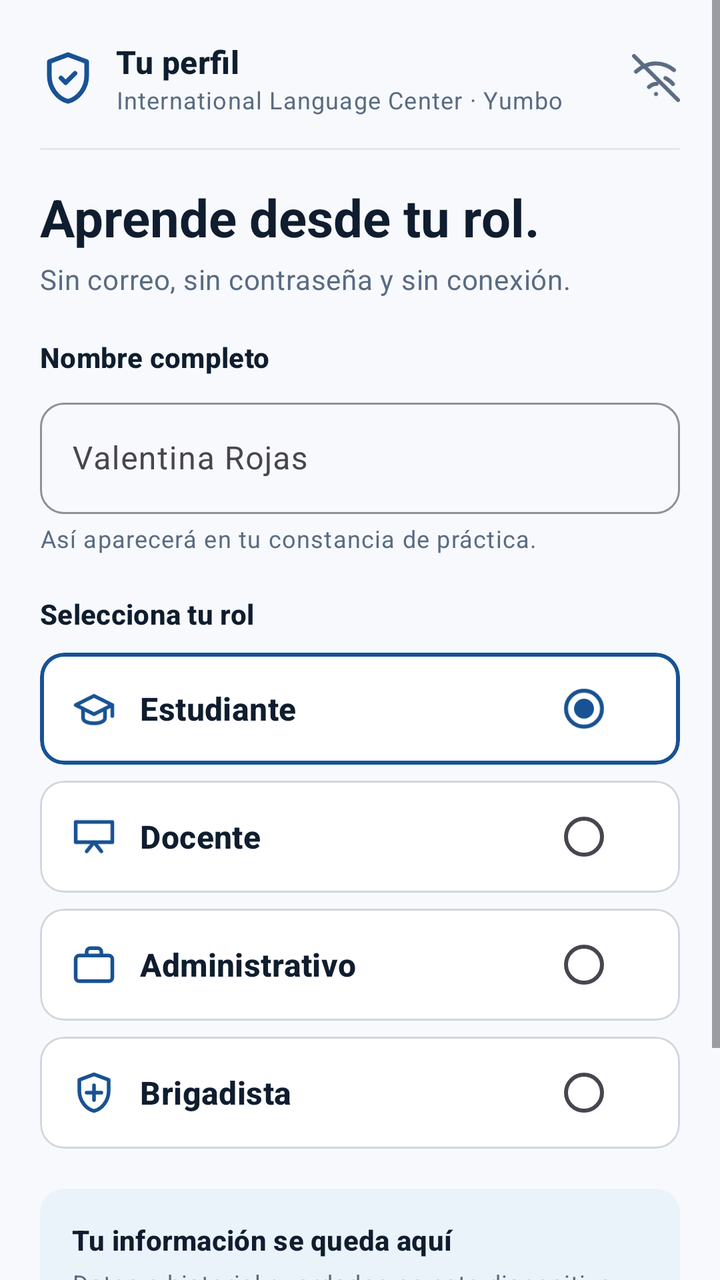
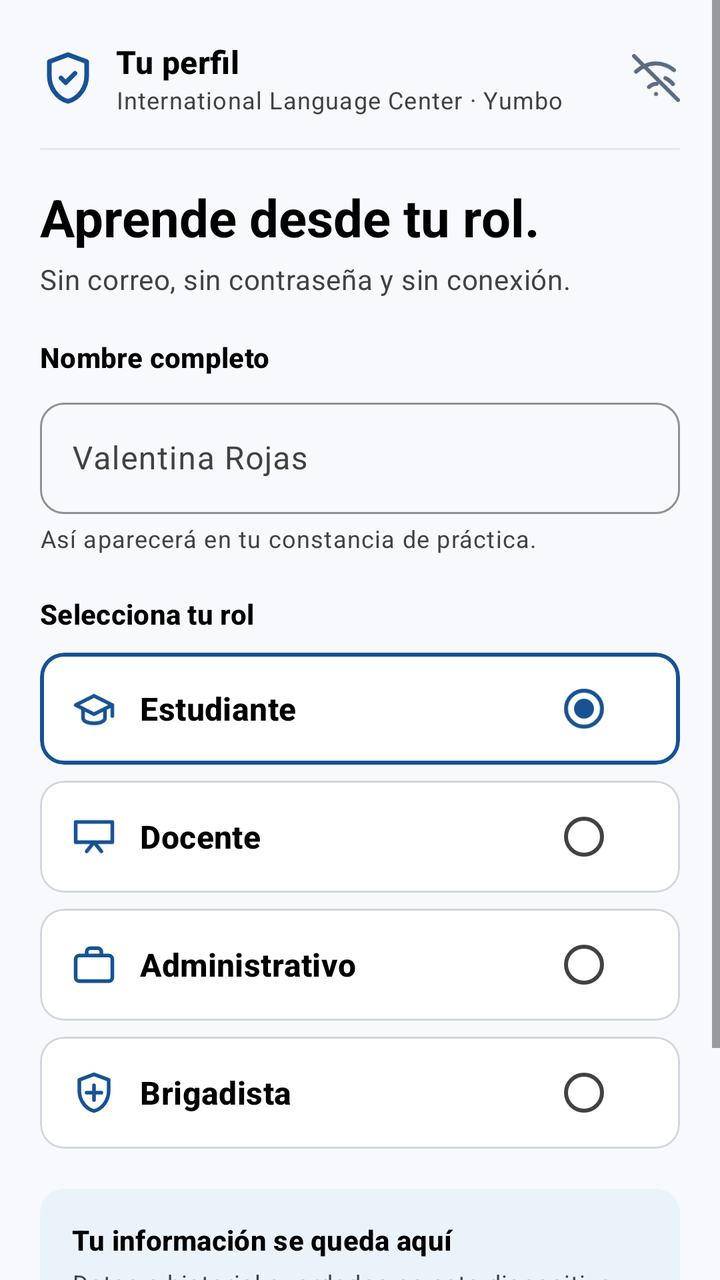

Two renders of the same Android screen: before a commit and after it. Below are the layout's source before the change and the commit's diff.
<!-- AndroidManifest.xml: application theme Theme.CrisisSim -->
<!-- res/layout/fragment_profile_setup.xml -->
<?xml version="1.0" encoding="utf-8"?>
<ScrollView xmlns:android="http://schemas.android.com/apk/res/android"
    xmlns:app="http://schemas.android.com/apk/res-auto"
    xmlns:tools="http://schemas.android.com/tools"
    android:layout_width="match_parent"
    android:layout_height="match_parent"
    android:background="@color/background_light"
    android:fillViewport="true"
    tools:context=".presentation.ui.profile.ProfileSetupFragment">

    <LinearLayout
        android:layout_width="match_parent"
        android:layout_height="wrap_content"
        android:orientation="vertical"
        android:padding="20dp">

        
        <LinearLayout
            android:layout_width="match_parent"
            android:layout_height="wrap_content"
            android:gravity="center_vertical"
            android:orientation="horizontal"
            android:paddingBottom="16dp">

            <ImageView
                android:layout_width="28dp"
                android:layout_height="28dp"
                android:contentDescription="@string/profile_header_title"
                android:src="@drawable/ic_shield" />

            <LinearLayout
                android:layout_width="0dp"
                android:layout_height="wrap_content"
                android:layout_marginStart="10dp"
                android:layout_weight="1"
                android:orientation="vertical">

                <TextView
                    android:layout_width="wrap_content"
                    android:layout_height="wrap_content"
                    android:text="@string/profile_header_title"
                    android:textAppearance="?attr/textAppearanceTitleMedium"
                    android:textColor="@color/text_primary"
                    android:textStyle="bold" />

                <TextView
                    android:layout_width="wrap_content"
                    android:layout_height="wrap_content"
                    android:text="@string/app_subtitle"
                    android:textAppearance="?attr/textAppearanceBodySmall"
                    android:textColor="@color/text_secondary" />
            </LinearLayout>

            <ImageView
                android:layout_width="24dp"
                android:layout_height="24dp"
                android:contentDescription="@string/badge_offline"
                android:src="@drawable/ic_offline" />
        </LinearLayout>

        <View
            android:layout_width="match_parent"
            android:layout_height="1dp"
            android:layout_marginBottom="16dp"
            android:background="#E2E8F0" />

        
        <TextView
            android:layout_width="match_parent"
            android:layout_height="wrap_content"
            android:text="@string/profile_title"
            android:textAppearance="?attr/textAppearanceHeadlineMedium"
            android:textColor="@color/text_primary"
            android:textSize="26sp"
            android:textStyle="bold" />

        
        <TextView
            android:layout_width="match_parent"
            android:layout_height="wrap_content"
            android:layout_marginTop="4dp"
            android:text="@string/profile_subtitle"
            android:textAppearance="?attr/textAppearanceBodyMedium"
            android:textColor="@color/text_secondary" />

        
        <TextView
            android:layout_width="match_parent"
            android:layout_height="wrap_content"
            android:layout_marginTop="20dp"
            android:text="@string/profile_name_label"
            android:textAppearance="?attr/textAppearanceTitleSmall"
            android:textColor="@color/text_primary"
            android:textStyle="bold" />

        <com.google.android.material.textfield.TextInputLayout
            android:id="@+id/til_name"
            style="?attr/textInputOutlinedStyle"
            android:layout_width="match_parent"
            android:layout_height="wrap_content"
            android:layout_marginTop="8dp"
            app:boxCornerRadiusBottomEnd="12dp"
            app:boxCornerRadiusBottomStart="12dp"
            app:boxCornerRadiusTopEnd="12dp"
            app:boxCornerRadiusTopStart="12dp"
            app:boxStrokeColor="@color/primary">

            <com.google.android.material.textfield.TextInputEditText
                android:id="@+id/et_name"
                android:layout_width="match_parent"
                android:layout_height="wrap_content"
                android:hint="@string/profile_name_hint"
                android:inputType="textPersonName|textCapWords"
                android:maxLength="50"
                android:singleLine="true" />
        </com.google.android.material.textfield.TextInputLayout>

        <TextView
            android:layout_width="match_parent"
            android:layout_height="wrap_content"
            android:layout_marginTop="4dp"
            android:text="@string/profile_name_caption"
            android:textAppearance="?attr/textAppearanceBodySmall"
            android:textColor="@color/text_secondary" />

        
        <TextView
            android:layout_width="match_parent"
            android:layout_height="wrap_content"
            android:layout_marginTop="20dp"
            android:text="@string/profile_role_label"
            android:textAppearance="?attr/textAppearanceTitleSmall"
            android:textColor="@color/text_primary"
            android:textStyle="bold" />

        
        <com.google.android.material.card.MaterialCardView
            android:id="@+id/card_role_student"
            android:layout_width="match_parent"
            android:layout_height="56dp"
            android:layout_marginTop="10dp"
            android:clickable="true"
            android:focusable="true"
            app:cardCornerRadius="12dp"
            app:cardElevation="0dp"
            app:strokeColor="@color/primary"
            app:strokeWidth="2dp">

            <LinearLayout
                android:layout_width="match_parent"
                android:layout_height="match_parent"
                android:gravity="center_vertical"
                android:orientation="horizontal"
                android:paddingHorizontal="16dp">

                <ImageView
                    android:layout_width="22dp"
                    android:layout_height="22dp"
                    android:contentDescription="@string/profile_role_student"
                    android:src="@drawable/ic_student" />

                <TextView
                    android:layout_width="0dp"
                    android:layout_height="wrap_content"
                    android:layout_marginStart="12dp"
                    android:layout_weight="1"
                    android:text="@string/profile_role_student"
                    android:textAppearance="?attr/textAppearanceTitleMedium"
                    android:textColor="@color/text_primary"
                    android:textStyle="bold" />

                <RadioButton
                    android:id="@+id/rb_role_student"
                    android:layout_width="wrap_content"
                    android:layout_height="wrap_content"
                    android:checked="true"
                    android:clickable="false" />
            </LinearLayout>
        </com.google.android.material.card.MaterialCardView>

        
        <com.google.android.material.card.MaterialCardView
            android:id="@+id/card_role_teacher"
            android:layout_width="match_parent"
            android:layout_height="56dp"
            android:layout_marginTop="8dp"
            android:clickable="true"
            android:focusable="true"
            app:cardCornerRadius="12dp"
            app:cardElevation="0dp"
            app:strokeColor="#D0D7DE"
            app:strokeWidth="1dp">

            <LinearLayout
                android:layout_width="match_parent"
                android:layout_height="match_parent"
                android:gravity="center_vertical"
                android:orientation="horizontal"
                android:paddingHorizontal="16dp">

                <ImageView
                    android:layout_width="22dp"
                    android:layout_height="22dp"
                    android:contentDescription="@string/profile_role_teacher"
                    android:src="@drawable/ic_teacher" />

                <TextView
                    android:layout_width="0dp"
                    android:layout_height="wrap_content"
                    android:layout_marginStart="12dp"
                    android:layout_weight="1"
                    android:text="@string/profile_role_teacher"
                    android:textAppearance="?attr/textAppearanceTitleMedium"
                    android:textColor="@color/text_primary"
                    android:textStyle="bold" />

                <RadioButton
                    android:id="@+id/rb_role_teacher"
                    android:layout_width="wrap_content"
                    android:layout_height="wrap_content"
                    android:checked="false"
                    android:clickable="false" />
            </LinearLayout>
        </com.google.android.material.card.MaterialCardView>

        
        <com.google.android.material.card.MaterialCardView
            android:id="@+id/card_role_administrative"
            android:layout_width="match_parent"
            android:layout_height="56dp"
            android:layout_marginTop="8dp"
            android:clickable="true"
            android:focusable="true"
            app:cardCornerRadius="12dp"
            app:cardElevation="0dp"
            app:strokeColor="#D0D7DE"
            app:strokeWidth="1dp">

            <LinearLayout
                android:layout_width="match_parent"
                android:layout_height="match_parent"
                android:gravity="center_vertical"
                android:orientation="horizontal"
                android:paddingHorizontal="16dp">

                <ImageView
                    android:layout_width="22dp"
                    android:layout_height="22dp"
                    android:contentDescription="@string/profile_role_administrative"
                    android:src="@drawable/ic_administrative" />

                <TextView
                    android:layout_width="0dp"
                    android:layout_height="wrap_content"
                    android:layout_marginStart="12dp"
                    android:layout_weight="1"
                    android:text="@string/profile_role_administrative"
                    android:textAppearance="?attr/textAppearanceTitleMedium"
                    android:textColor="@color/text_primary"
                    android:textStyle="bold" />

                <RadioButton
                    android:id="@+id/rb_role_administrative"
                    android:layout_width="wrap_content"
                    android:layout_height="wrap_content"
                    android:checked="false"
                    android:clickable="false" />
            </LinearLayout>
        </com.google.android.material.card.MaterialCardView>

        
        <com.google.android.material.card.MaterialCardView
            android:id="@+id/card_role_brigadist"
            android:layout_width="match_parent"
            android:layout_height="56dp"
            android:layout_marginTop="8dp"
            android:clickable="true"
            android:focusable="true"
            app:cardCornerRadius="12dp"
            app:cardElevation="0dp"
            app:strokeColor="#D0D7DE"
            app:strokeWidth="1dp">

            <LinearLayout
                android:layout_width="match_parent"
                android:layout_height="match_parent"
                android:gravity="center_vertical"
                android:orientation="horizontal"
                android:paddingHorizontal="16dp">

                <ImageView
                    android:layout_width="22dp"
                    android:layout_height="22dp"
                    android:contentDescription="@string/profile_role_brigadist"
                    android:src="@drawable/ic_brigadist" />

                <TextView
                    android:layout_width="0dp"
                    android:layout_height="wrap_content"
                    android:layout_marginStart="12dp"
                    android:layout_weight="1"
                    android:text="@string/profile_role_brigadist"
                    android:textAppearance="?attr/textAppearanceTitleMedium"
                    android:textColor="@color/text_primary"
                    android:textStyle="bold" />

                <RadioButton
                    android:id="@+id/rb_role_brigadist"
                    android:layout_width="wrap_content"
                    android:layout_height="wrap_content"
                    android:checked="false"
                    android:clickable="false" />
            </LinearLayout>
        </com.google.android.material.card.MaterialCardView>

        
        <com.google.android.material.card.MaterialCardView
            android:layout_width="match_parent"
            android:layout_height="wrap_content"
            android:layout_marginTop="20dp"
            app:cardBackgroundColor="@color/primary_container"
            app:cardCornerRadius="12dp"
            app:cardElevation="0dp"
            app:strokeWidth="0dp">

            <LinearLayout
                android:layout_width="match_parent"
                android:layout_height="wrap_content"
                android:orientation="vertical"
                android:padding="16dp">

                <TextView
                    android:layout_width="match_parent"
                    android:layout_height="wrap_content"
                    android:text="@string/profile_info_title"
                    android:textAppearance="?attr/textAppearanceTitleSmall"
                    android:textColor="@color/text_primary"
                    android:textStyle="bold" />

                <TextView
                    android:layout_width="match_parent"
                    android:layout_height="wrap_content"
                    android:layout_marginTop="4dp"
                    android:text="@string/profile_info_desc"
                    android:textAppearance="?attr/textAppearanceBodySmall"
                    android:textColor="@color/text_secondary" />
            </LinearLayout>
        </com.google.android.material.card.MaterialCardView>

        <Space
            android:layout_width="match_parent"
            android:layout_height="24dp" />

        
        <com.google.android.material.button.MaterialButton
            android:id="@+id/btn_create_profile"
            android:layout_width="match_parent"
            android:layout_height="56dp"
            android:backgroundTint="@color/primary"
            android:text="@string/profile_create_button"
            android:textAppearance="?attr/textAppearanceTitleMedium"
            android:textColor="@color/surface_light"
            app:cornerRadius="12dp" />
    </LinearLayout>
</ScrollView>
<!-- resources referenced by this layout -->
<resources>
  <color name="background_light">#F7F9FC</color>
  <color name="primary">#185293</color>
  <color name="primary_container">#EBF3FA</color>
  <color name="surface_light">#FFFFFF</color>
  <color name="text_primary">#0F1D2F</color>
  <color name="text_secondary">#5A6B82</color>
  <!-- drawable ic_offline (drawable) -->
  <vector xmlns:android="http://schemas.android.com/apk/res/android"
      android:width="24dp"
      android:height="24dp"
      android:viewportWidth="24"
      android:viewportHeight="24">
    <path
        android:fillColor="#00000000"
        android:pathData="M1,1l22,22M16.72,12.06C18.17,12.78 19.46,13.8 20.46,15.01M12,20h.01M8.5,16.5c1.01,-1.01 2.37,-1.6 3.8,-1.60M2,8.82C4.84,6.23 8.35,4.72 12,4.72c3.21,0 6.33,1.18 8.97,3.3"
        android:strokeColor="#5A6B82"
        android:strokeWidth="2"
        android:strokeLineCap="round"
        android:strokeLineJoin="round"/>
  </vector>
  <!-- drawable ic_teacher (drawable) -->
  <vector xmlns:android="http://schemas.android.com/apk/res/android"
      android:width="24dp"
      android:height="24dp"
      android:viewportWidth="24"
      android:viewportHeight="24">
    <path
        android:fillColor="#00000000"
        android:pathData="M2,4h20v11H2z"
        android:strokeColor="#185293"
        android:strokeWidth="2"
        android:strokeLineCap="round"
        android:strokeLineJoin="round"/>
    <path
        android:fillColor="#00000000"
        android:pathData="M8,20l4,-5 4,5"
        android:strokeColor="#185293"
        android:strokeWidth="2"
        android:strokeLineCap="round"
        android:strokeLineJoin="round"/>
  </vector>
  <string name="app_subtitle">International Language Center · Yumbo</string>
  <string name="badge_offline">Entrenamiento sin internet</string>
  <string name="profile_create_button">Crear perfil</string>
  <string name="profile_header_title">Tu perfil</string>
  <string name="profile_info_desc">Datos e historial guardados en este dispositivo. Puedes borrarlos en Ajustes.</string>
  <string name="profile_info_title">Tu información se queda aquí</string>
  <string name="profile_name_caption">Así aparecerá en tu constancia de práctica.</string>
  <string name="profile_name_hint">Valentina Rojas</string>
  <string name="profile_name_label">Nombre completo</string>
  <string name="profile_role_administrative">Administrativo</string>
  <string name="profile_role_brigadist">Brigadista</string>
  <string name="profile_role_label">Selecciona tu rol</string>
  <string name="profile_role_student">Estudiante</string>
  <string name="profile_role_teacher">Docente</string>
  <string name="profile_subtitle">Sin correo, sin contraseña y sin conexión.</string>
  <string name="profile_title">Aprende desde tu rol.</string>
  <style name="Theme.CrisisSim" parent="Base.Theme.CrisisSim" />
  <style name="Base.Theme.CrisisSim" parent="Theme.Material3.DayNight.NoActionBar">
          
          <item name="colorPrimary">@color/primary</item>
          <item name="colorPrimaryVariant">@color/primary_dark</item>
          <item name="colorOnPrimary">@color/surface_light</item>
          <item name="android:colorBackground">@color/background_light</item>
          <item name="colorSurface">@color/surface_light</item>
      </style>
  <color name="primary_dark">#0F3968</color>
  <!-- unchanged entries left out for length: 4 -->
</resources>

<!-- the commit's change to res/layout/fragment_profile_setup.xml (unified diff, before → after) -->
@@ -110,6 +110,8 @@
                 android:layout_width="match_parent"
                 android:layout_height="wrap_content"
                 android:hint="@string/profile_name_hint"
+                android:textColor="@color/text_primary"
+                android:textColorHint="@color/text_secondary"
                 android:inputType="textPersonName|textCapWords"
                 android:maxLength="50"
                 android:singleLine="true" />
<!-- resource entries referenced after the edit -->
@@ -4,8 +4,8 @@
   <color name="primary">#185293</color>
   <color name="primary_container">#EBF3FA</color>
   <color name="surface_light">#FFFFFF</color>
-  <color name="text_primary">#0F1D2F</color>
-  <color name="text_secondary">#5A6B82</color>
+  <color name="text_primary">#000000</color>
+  <color name="text_secondary">#424242</color>
   <!-- drawable ic_offline (drawable) -->
   <vector xmlns:android="http://schemas.android.com/apk/res/android"
       android:width="24dp"
@@ -58,13 +58,18 @@
   <string name="profile_subtitle">Sin correo, sin contraseña y sin conexión.</string>
   <string name="profile_title">Aprende desde tu rol.</string>
   <style name="Theme.CrisisSim" parent="Base.Theme.CrisisSim" />
-  <style name="Base.Theme.CrisisSim" parent="Theme.Material3.DayNight.NoActionBar">
-          
+  <style name="Base.Theme.CrisisSim" parent="Theme.Material3.Light.NoActionBar">
           <item name="colorPrimary">@color/primary</item>
           <item name="colorPrimaryVariant">@color/primary_dark</item>
           <item name="colorOnPrimary">@color/surface_light</item>
           <item name="android:colorBackground">@color/background_light</item>
           <item name="colorSurface">@color/surface_light</item>
+          <item name="colorOnSurface">@color/text_primary</item>
+          <item name="colorOnSurfaceVariant">@color/text_secondary</item>
+          <item name="android:textColorPrimary">@color/text_primary</item>
+          <item name="android:textColorSecondary">@color/text_secondary</item>
+          <item name="android:textColorHint">@color/text_secondary</item>
+          <item name="colorError">#B3261E</item>
       </style>
   <color name="primary_dark">#0F3968</color>
   <!-- unchanged entries left out for length: 4 -->
